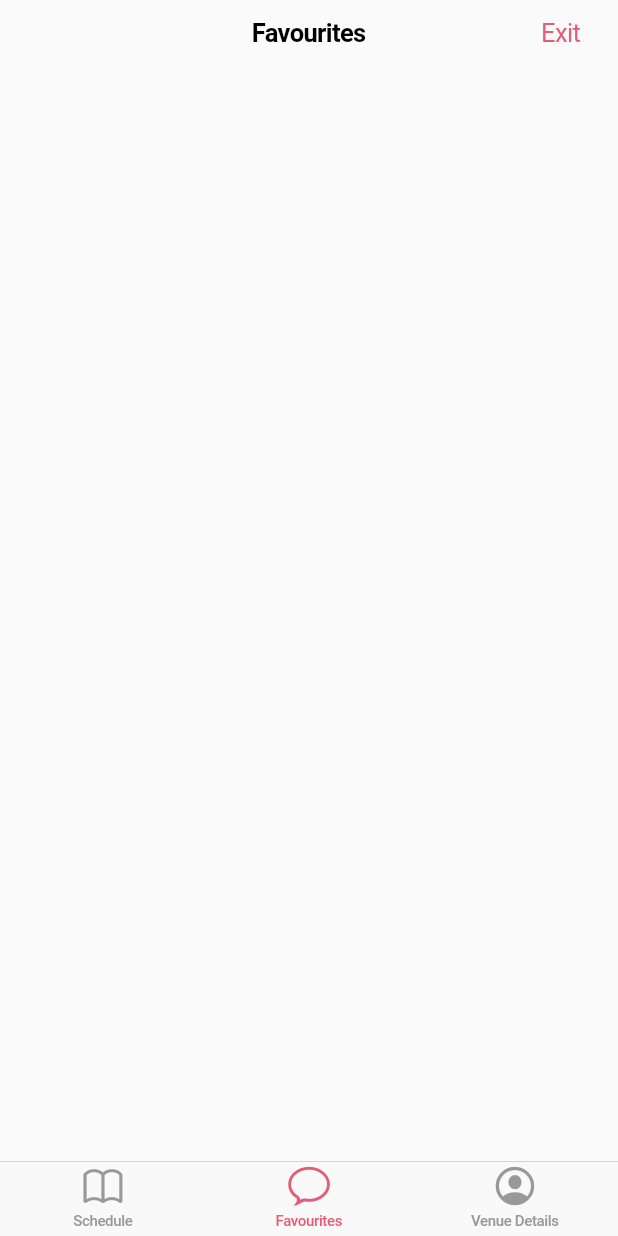
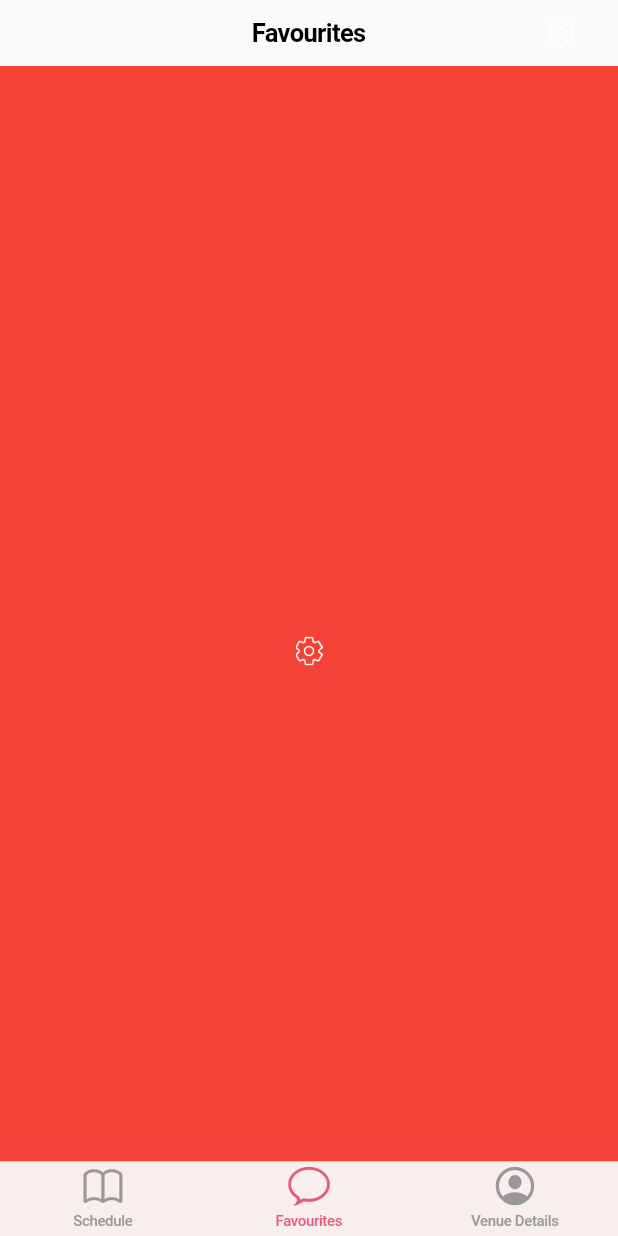
Before and after one commit to squanchy-dev/squanchy-flutter, a Flutter app: the screen it shows after launch, item 2 of the bottom bar chosen, on a phone screen of 412 x 824 dp. Run offline on Flutter 3.47's test engine with Material 2 defaults, Android fonts, the phone set to English and light mode, and no system bars.

Commit message:
experimenting with colours

```diff
--- a/lib/bottomnavigation/bottomnav.dart
+++ b/lib/bottomnavigation/bottomnav.dart
@@ -67,21 +67,15 @@ class CupertinoNavigationDemo extends StatelessWidget {
   }
 }
 
-class ExitButton extends StatelessWidget {
-  const ExitButton();
+class SettingsButton extends StatelessWidget {
+  const SettingsButton();
 
   @override
   Widget build(BuildContext context) {
     return new CupertinoButton(
       padding: EdgeInsets.zero,
-      child: const Tooltip(
-        message: 'Back',
-        child: const Text('Exit'),
-      ),
-      onPressed: () {
-        // The demo is on the root navigator.
-        Navigator.of(context).pop();
-      },
+      child: new Image.asset(
+        'assets/ic_settings.png'), onPressed: () {},
     );
   }
 }
--- a/lib/favourites/favourites.dart
+++ b/lib/favourites/favourites.dart
@@ -1,15 +1,23 @@
 import 'package:SquanchyFlutter/bottomnavigation/bottomnav.dart';
 import 'package:flutter/cupertino.dart';
+import 'package:flutter/material.dart';
+import 'package:flutter/src/material/colors.dart';
 
 class FavouritesView extends StatelessWidget {
   @override
   Widget build(BuildContext context)
   {
+    final theme = Theme.of(context);
+
     return new CupertinoPageScaffold(
-      navigationBar: const CupertinoNavigationBar(
+      navigationBar: new CupertinoNavigationBar(
         middle: const Text('Favourites'),
-        trailing: const ExitButton(),
-      ), child: new DecoratedBox(decoration: const BoxDecoration(color: const Color(0xFFEFEFF4))),
-    );
+        trailing: const SettingsButton(),
+        backgroundColor: Colors.blue,
+      ), child: new Container(
+      decoration: new BoxDecoration(color: Colors.red),
+      child: new Center(
+        child: new Image.asset('assets/ic_settings.png'))
+    ));
   }
 }
--- a/lib/schedule/schedule.dart
+++ b/lib/schedule/schedule.dart
@@ -8,7 +8,7 @@ class ScheduleView extends StatelessWidget {
     return new CupertinoPageScaffold(
       navigationBar: const CupertinoNavigationBar(
         middle: const Text('Schedule'),
-        trailing: const ExitButton(),
+        trailing: const SettingsButton(),
       ), child: new DecoratedBox(decoration: const BoxDecoration(color: const Color(0xFFEFEFF4))),
     );
   }
--- a/lib/venue/venuedetails.dart
+++ b/lib/venue/venuedetails.dart
@@ -8,7 +8,7 @@ class VenueDetailsView extends StatelessWidget {
     return new CupertinoPageScaffold(
       navigationBar: const CupertinoNavigationBar(
         middle: const Text('Venue Details'),
-        trailing: const ExitButton(),
+        trailing: const SettingsButton(),
       ), child: new DecoratedBox(decoration: const BoxDecoration(color: const Color(0xFFEFEFF4))),
     );
   }
--- a/pubspec.yaml
+++ b/pubspec.yaml
@@ -22,6 +22,8 @@ flutter:
   # assets:
   #  - images/a_dot_burr.jpeg
   #  - images/a_dot_ham.jpeg
+  assets:
+    - assets/ic_settings.png
 
   # To add custom fonts to your application, add a fonts section here,
   # in this "flutter" section. Each entry in this list should have a
```
Also changed, not shown: lib/home/home.dart (+3 -4 lines), assets/2.0x/ic_settings.png (added), assets/3.0x/ic_settings.png (added), assets/ic_settings.png (added).
